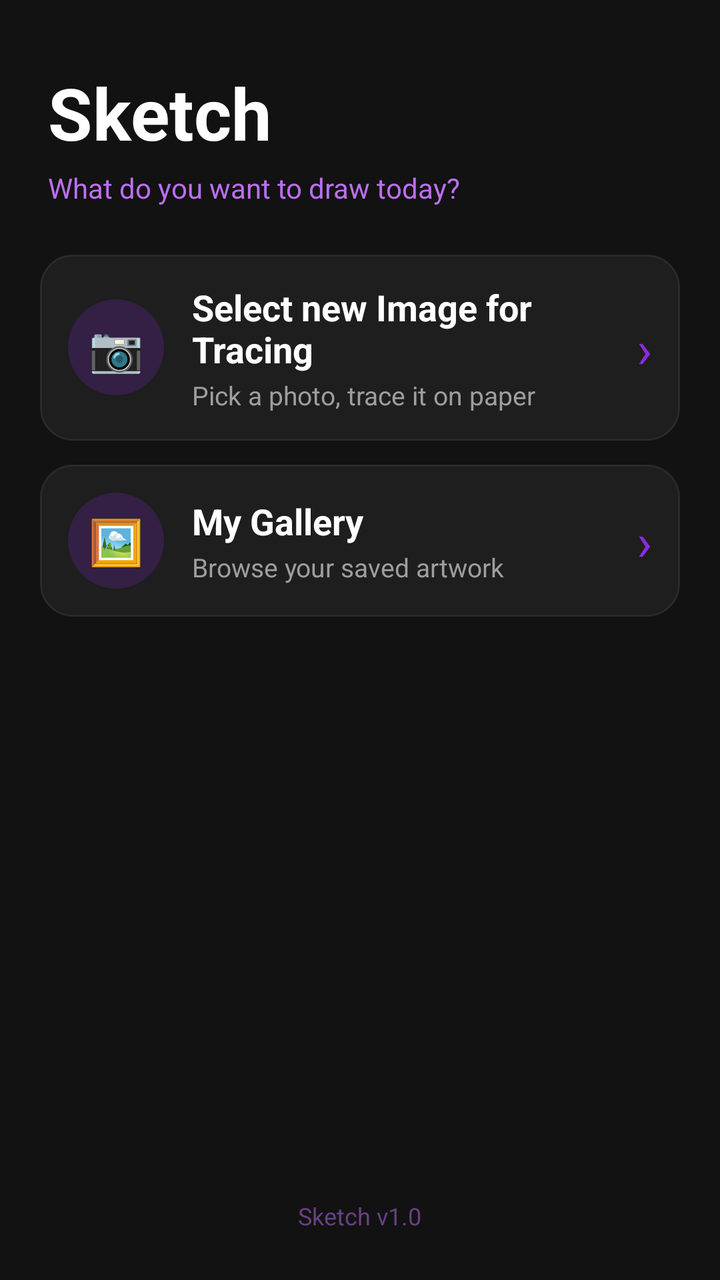
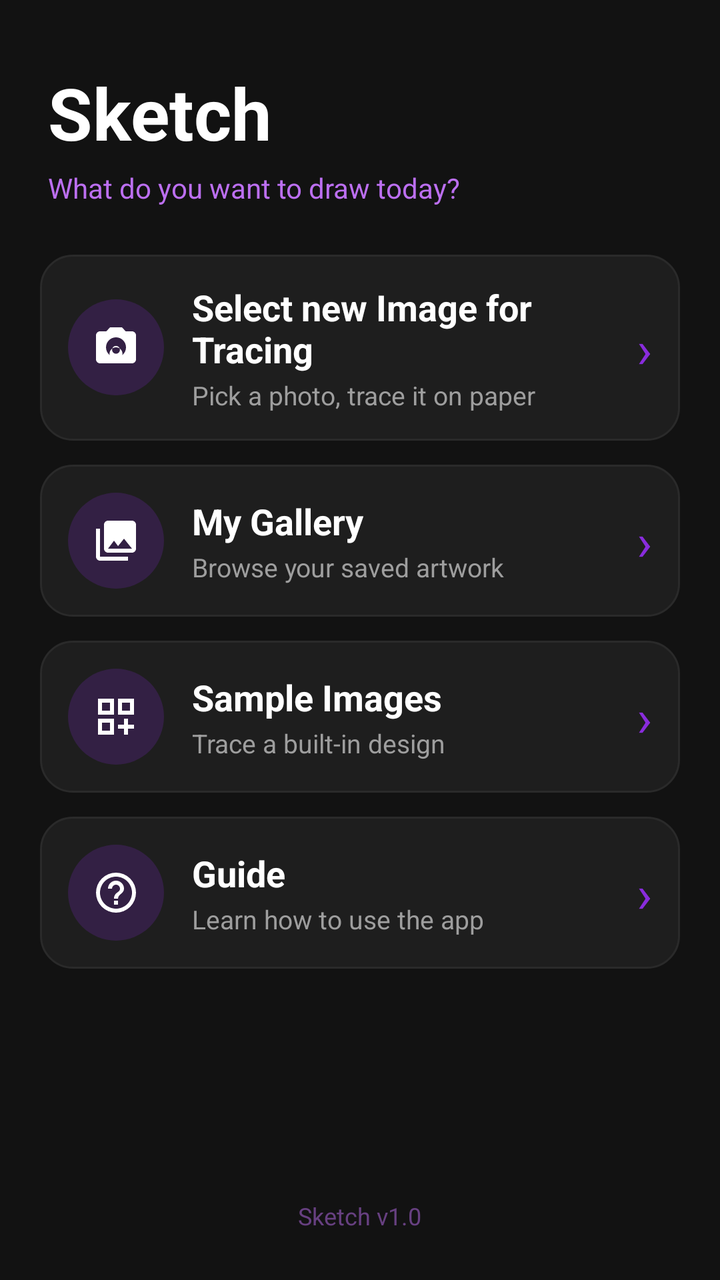

Two renders of the same Android screen: before a commit and after it. Below are the layout's source before the change and the commit's diff.
<!-- AndroidManifest.xml: application theme Theme.DrawingApplication -->
<!-- res/layout/activity_menu_screen.xml -->
<?xml version="1.0" encoding="utf-8"?>
<LinearLayout xmlns:android="http://schemas.android.com/apk/res/android"
    xmlns:tools="http://schemas.android.com/tools"
    android:id="@+id/main"
    android:layout_width="match_parent"
    android:layout_height="match_parent"
    android:orientation="vertical"
    android:background="#121212"
    tools:context=".MenuScreen">

    <TextView
        android:layout_width="wrap_content"
        android:layout_height="wrap_content"
        android:layout_marginStart="24dp"
        android:layout_marginTop="32dp"
        android:text="Sketch"
        android:textSize="36sp"
        android:textStyle="bold"
        android:textColor="#FFFFFF" />

    <TextView
        android:layout_width="wrap_content"
        android:layout_height="wrap_content"
        android:layout_marginStart="24dp"
        android:layout_marginTop="4dp"
        android:layout_marginBottom="24dp"
        android:text="What do you want to draw today?"
        android:textSize="14sp"
        android:textColor="#BC6FF1" />

    <LinearLayout
        android:id="@+id/menuTraceCard"
        android:layout_width="match_parent"
        android:layout_height="wrap_content"
        android:layout_marginStart="20dp"
        android:layout_marginEnd="20dp"
        android:layout_marginBottom="12dp"
        android:background="@drawable/menu_item_bg"
        android:clickable="true"
        android:focusable="true"
        android:foreground="?attr/selectableItemBackground"
        android:orientation="horizontal"
        android:gravity="center_vertical"
        android:padding="14dp">

        <TextView
            android:layout_width="48dp"
            android:layout_height="48dp"
            android:background="@drawable/menu_icon_bg"
            android:gravity="center"
            android:text="📷"
            android:textSize="22sp" />

        <LinearLayout
            android:layout_width="0dp"
            android:layout_height="wrap_content"
            android:layout_weight="1"
            android:layout_marginStart="14dp"
            android:orientation="vertical">

            <TextView
                android:layout_width="wrap_content"
                android:layout_height="wrap_content"
                android:text="Select new Image for Tracing"
                android:textSize="18sp"
                android:textStyle="bold"
                android:textColor="#FFFFFF" />

            <TextView
                android:layout_width="wrap_content"
                android:layout_height="wrap_content"
                android:layout_marginTop="2dp"
                android:text="Pick a photo, trace it on paper"
                android:textSize="13sp"
                android:textColor="#9E9E9E" />

        </LinearLayout>

        <TextView
            android:layout_width="wrap_content"
            android:layout_height="wrap_content"
            android:text="›"
            android:textSize="26sp"
            android:textColor="#892CDC" />

    </LinearLayout>

    <LinearLayout
        android:id="@+id/menuGalleryCard"
        android:layout_width="match_parent"
        android:layout_height="wrap_content"
        android:layout_marginStart="20dp"
        android:layout_marginEnd="20dp"
        android:layout_marginBottom="12dp"
        android:background="@drawable/menu_item_bg"
        android:clickable="true"
        android:focusable="true"
        android:foreground="?attr/selectableItemBackground"
        android:orientation="horizontal"
        android:gravity="center_vertical"
        android:padding="14dp">

        <TextView
            android:layout_width="48dp"
            android:layout_height="48dp"
            android:background="@drawable/menu_icon_bg"
            android:gravity="center"
            android:text="🖼️"
            android:textSize="22sp" />

        <LinearLayout
            android:layout_width="0dp"
            android:layout_height="wrap_content"
            android:layout_weight="1"
            android:layout_marginStart="14dp"
            android:orientation="vertical">

            <TextView
                android:layout_width="wrap_content"
                android:layout_height="wrap_content"
                android:text="My Gallery"
                android:textSize="18sp"
                android:textStyle="bold"
                android:textColor="#FFFFFF" />

            <TextView
                android:layout_width="wrap_content"
                android:layout_height="wrap_content"
                android:layout_marginTop="2dp"
                android:text="Browse your saved artwork"
                android:textSize="13sp"
                android:textColor="#9E9E9E" />

        </LinearLayout>

        <TextView
            android:layout_width="wrap_content"
            android:layout_height="wrap_content"
            android:text="›"
            android:textSize="26sp"
            android:textColor="#892CDC" />

    </LinearLayout>

    <View
        android:layout_width="0dp"
        android:layout_height="0dp"
        android:layout_weight="1" />

    <TextView
        android:layout_width="wrap_content"
        android:layout_height="wrap_content"
        android:layout_gravity="center_horizontal"
        android:layout_marginBottom="24dp"
        android:alpha="0.5"
        android:text="Sketch v1.0"
        android:textColor="#BC6FF1"
        android:textSize="12sp" />

</LinearLayout>
<!-- resources referenced by this layout -->
<resources>
  <!-- drawable menu_icon_bg (drawable) -->
  <?xml version="1.0" encoding="utf-8"?>
  <shape xmlns:android="http://schemas.android.com/apk/res/android"
      android:shape="oval">
      <solid android:color="#33892CDC" />
  </shape>
  <!-- drawable menu_item_bg (drawable) -->
  <?xml version="1.0" encoding="utf-8"?>
  <shape xmlns:android="http://schemas.android.com/apk/res/android"
      android:shape="rectangle">
      <solid android:color="#1E1E1E" />
      <corners android:radius="16dp" />
      <stroke
          android:width="1dp"
          android:color="#2A2A2A" />
  </shape>
  <style name="Theme.DrawingApplication" parent="Base.Theme.DrawingApplication" />
  <style name="Base.Theme.DrawingApplication" parent="Theme.Material3.DayNight.NoActionBar">
          
          
      </style>
</resources>

<!-- the commit's change to res/layout/activity_menu_screen.xml (unified diff, before → after) -->
@@ -28,6 +28,18 @@
         android:textSize="14sp"
         android:textColor="#BC6FF1" />
 
+    <ScrollView
+        android:layout_width="match_parent"
+        android:layout_height="0dp"
+        android:layout_weight="1"
+        android:clipToPadding="false"
+        android:paddingBottom="8dp">
+
+        <LinearLayout
+            android:layout_width="match_parent"
+            android:layout_height="wrap_content"
+            android:orientation="vertical">
+
     <LinearLayout
         android:id="@+id/menuTraceCard"
         android:layout_width="match_parent"
@@ -43,13 +55,14 @@
         android:gravity="center_vertical"
         android:padding="14dp">
 
-        <TextView
-            android:layout_width="48dp"
-            android:layout_height="48dp"
-            android:background="@drawable/menu_icon_bg"
-            android:gravity="center"
-            android:text="📷"
-            android:textSize="22sp" />
+        <ImageView
+            android:layout_width="48dp"
+            android:layout_height="48dp"
+            android:background="@drawable/menu_icon_bg"
+            android:contentDescription="Start tracing"
+            android:padding="12dp"
+            android:src="@drawable/ic_camera"
+            android:tint="#FFFFFF" />
 
         <LinearLayout
             android:layout_width="0dp"
@@ -100,13 +113,14 @@
         android:gravity="center_vertical"
         android:padding="14dp">
 
-        <TextView
-            android:layout_width="48dp"
-            android:layout_height="48dp"
-            android:background="@drawable/menu_icon_bg"
-            android:gravity="center"
-            android:text="🖼️"
-            android:textSize="22sp" />
+        <ImageView
+            android:layout_width="48dp"
+            android:layout_height="48dp"
+            android:background="@drawable/menu_icon_bg"
+            android:contentDescription="Open gallery"
+            android:padding="12dp"
+            android:src="@drawable/ic_photo_library"
+            android:tint="#FFFFFF" />
 
         <LinearLayout
             android:layout_width="0dp"
@@ -142,15 +156,131 @@
 
     </LinearLayout>
 
-    <View
-        android:layout_width="0dp"
-        android:layout_height="0dp"
-        android:layout_weight="1" />
+    <LinearLayout
+        android:id="@+id/menuSamplesCard"
+        android:layout_width="match_parent"
+        android:layout_height="wrap_content"
+        android:layout_marginStart="20dp"
+        android:layout_marginEnd="20dp"
+        android:layout_marginBottom="12dp"
+        android:background="@drawable/menu_item_bg"
+        android:clickable="true"
+        android:focusable="true"
+        android:foreground="?attr/selectableItemBackground"
+        android:orientation="horizontal"
+        android:gravity="center_vertical"
+        android:padding="14dp">
+
+        <ImageView
+            android:layout_width="48dp"
+            android:layout_height="48dp"
+            android:background="@drawable/menu_icon_bg"
+            android:contentDescription="Sample images"
+            android:padding="12dp"
+            android:src="@drawable/ic_sample_images"
+            android:tint="#FFFFFF" />
+
+        <LinearLayout
+            android:layout_width="0dp"
+            android:layout_height="wrap_content"
+            android:layout_weight="1"
+            android:layout_marginStart="14dp"
+            android:orientation="vertical">
+
+            <TextView
+                android:layout_width="wrap_content"
+                android:layout_height="wrap_content"
+                android:text="Sample Images"
+                android:textSize="18sp"
+                android:textStyle="bold"
+                android:textColor="#FFFFFF" />
+
+            <TextView
+                android:layout_width="wrap_content"
+                android:layout_height="wrap_content"
+                android:layout_marginTop="2dp"
+                android:text="Trace a built-in design"
+                android:textSize="13sp"
+                android:textColor="#9E9E9E" />
+
+        </LinearLayout>
+
+        <TextView
+            android:layout_width="wrap_content"
+            android:layout_height="wrap_content"
+            android:text="›"
+            android:textSize="26sp"
+            android:textColor="#892CDC" />
+
+    </LinearLayout>
+
+    <LinearLayout
+        android:id="@+id/menuGuideCard"
+        android:layout_width="match_parent"
+        android:layout_height="wrap_content"
+        android:layout_marginStart="20dp"
+        android:layout_marginEnd="20dp"
+        android:layout_marginBottom="12dp"
+        android:background="@drawable/menu_item_bg"
+        android:clickable="true"
+        android:focusable="true"
+        android:foreground="?attr/selectableItemBackground"
+        android:orientation="horizontal"
+        android:gravity="center_vertical"
+        android:padding="14dp">
+
+        <ImageView
+            android:layout_width="48dp"
+            android:layout_height="48dp"
+            android:background="@drawable/menu_icon_bg"
+            android:contentDescription="Open guide"
+            android:padding="12dp"
+            android:src="@drawable/ic_help"
+            android:tint="#FFFFFF" />
+
+        <LinearLayout
+            android:layout_width="0dp"
+            android:layout_height="wrap_content"
+            android:layout_weight="1"
+            android:layout_marginStart="14dp"
+            android:orientation="vertical">
+
+            <TextView
+                android:layout_width="wrap_content"
+                android:layout_height="wrap_content"
+                android:text="Guide"
+                android:textSize="18sp"
+                android:textStyle="bold"
+                android:textColor="#FFFFFF" />
+
+            <TextView
+                android:layout_width="wrap_content"
+                android:layout_height="wrap_content"
+                android:layout_marginTop="2dp"
+                android:text="Learn how to use the app"
+                android:textSize="13sp"
+                android:textColor="#9E9E9E" />
+
+        </LinearLayout>
+
+        <TextView
+            android:layout_width="wrap_content"
+            android:layout_height="wrap_content"
+            android:text="›"
+            android:textSize="26sp"
+            android:textColor="#892CDC" />
+
+    </LinearLayout>
+
+        </LinearLayout>
+
+    </ScrollView>
 
     <TextView
         android:layout_width="wrap_content"
         android:layout_height="wrap_content"
         android:layout_gravity="center_horizontal"
+        android:layout_marginTop="8dp"
         android:layout_marginBottom="24dp"
         android:alpha="0.5"
         android:text="Sketch v1.0"
<!-- resource entries referenced after the edit -->
@@ -1,5 +1,52 @@
 <!-- resources referenced by this layout -->
 <resources>
+  <!-- drawable ic_camera (drawable) -->
+  <?xml version="1.0" encoding="utf-8"?>
+  <vector xmlns:android="http://schemas.android.com/apk/res/android"
+      android:width="24dp"
+      android:height="24dp"
+      android:viewportWidth="24"
+      android:viewportHeight="24">
+      <path
+          android:fillColor="#FFFFFF"
+          android:pathData="M12,12c-1.79,0 -3.24,1.45 -3.24,3.24s1.45,3.24 3.24,3.24 3.24,-1.45 3.24,-3.24S13.79,12 12,12zM12,15.2c-1.08,0 -1.96,-0.88 -1.96,-1.96s0.88,-1.96 1.96,-1.96 1.96,0.88 1.96,1.96 -0.88,1.96 -1.96,1.96z" />
+      <path
+          android:fillColor="#FFFFFF"
+          android:pathData="M9,2L7.17,4L4,4c-1.1,0 -2,0.9 -2,2v12c0,1.1 0.9,2 2,2h16c1.1,0 2,-0.9 2,-2V6c0,-1.1 -0.9,-2 -2,-2h-3.17L15,2L9,2zM12,17c-2.76,0 -5,-2.24 -5,-5s2.24,-5 5,-5 5,2.24 5,5 -2.24,5 -5,5z" />
+  </vector>
+  <!-- drawable ic_help (drawable) -->
+  <?xml version="1.0" encoding="utf-8"?>
+  <vector xmlns:android="http://schemas.android.com/apk/res/android"
+      android:width="24dp"
+      android:height="24dp"
+      android:viewportWidth="24"
+      android:viewportHeight="24">
+      <path
+          android:fillColor="#FFFFFF"
+          android:pathData="M11,18H13V16H11V18M12,2A10,10 0 0,0 2,12A10,10 0 0,0 12,22A10,10 0 0,0 22,12A10,10 0 0,0 12,2M12,20C7.59,20 4,16.41 4,12C4,7.59 7.59,4 12,4C16.41,4 20,7.59 20,12C20,16.41 16.41,20 12,20M12,6A4,4 0 0,0 8,10H10A2,2 0 0,1 12,8A2,2 0 0,1 14,10C14,12 11,11.75 11,15H13C13,12.75 16,12.5 16,10A4,4 0 0,0 12,6Z" />
+  </vector>
+  <!-- drawable ic_photo_library (drawable) -->
+  <?xml version="1.0" encoding="utf-8"?>
+  <vector xmlns:android="http://schemas.android.com/apk/res/android"
+      android:width="24dp"
+      android:height="24dp"
+      android:viewportWidth="24"
+      android:viewportHeight="24">
+      <path
+          android:fillColor="#FFFFFF"
+          android:pathData="M22,16V4c0,-1.1 -0.9,-2 -2,-2H8c-1.1,0 -2,0.9 -2,2v12c0,1.1 0.9,2 2,2h12c1.1,0 2,-0.9 2,-2zM11,12l2.03,2.71L16,11l4,5H8l3,-4zM2,6v14c0,1.1 0.9,2 2,2h14v-2H4V6H2z" />
+  </vector>
+  <!-- drawable ic_sample_images (drawable) -->
+  <?xml version="1.0" encoding="utf-8"?>
+  <vector xmlns:android="http://schemas.android.com/apk/res/android"
+      android:width="24dp"
+      android:height="24dp"
+      android:viewportWidth="24"
+      android:viewportHeight="24">
+      <path
+          android:fillColor="#FFFFFF"
+          android:pathData="M3,21H11V13H3M5,15H9V19H5M3,11H11V3H3M5,5H9V9H5M13,3V11H21V3M19,9H15V5H19M18,16H21V18H18V21H16V18H13V16H16V13H18Z" />
+  </vector>
   <!-- drawable menu_icon_bg (drawable) -->
   <?xml version="1.0" encoding="utf-8"?>
   <shape xmlns:android="http://schemas.android.com/apk/res/android"
